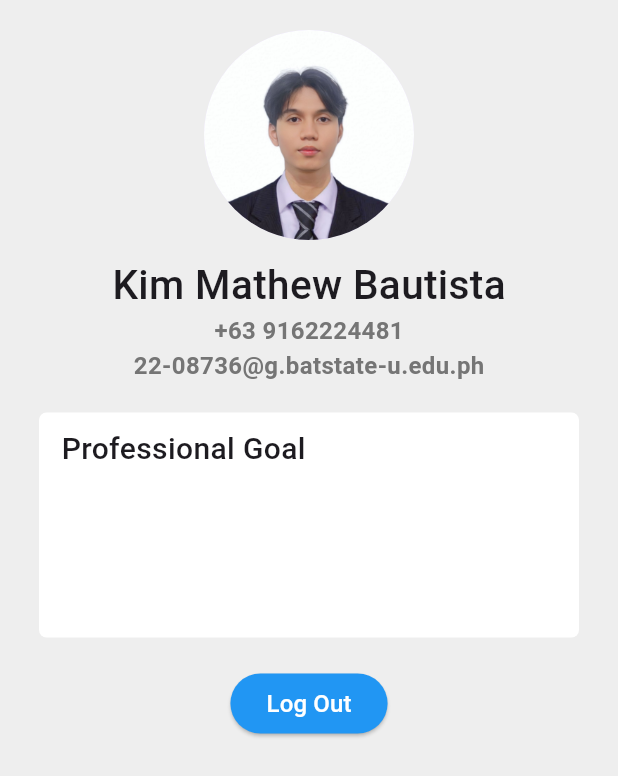
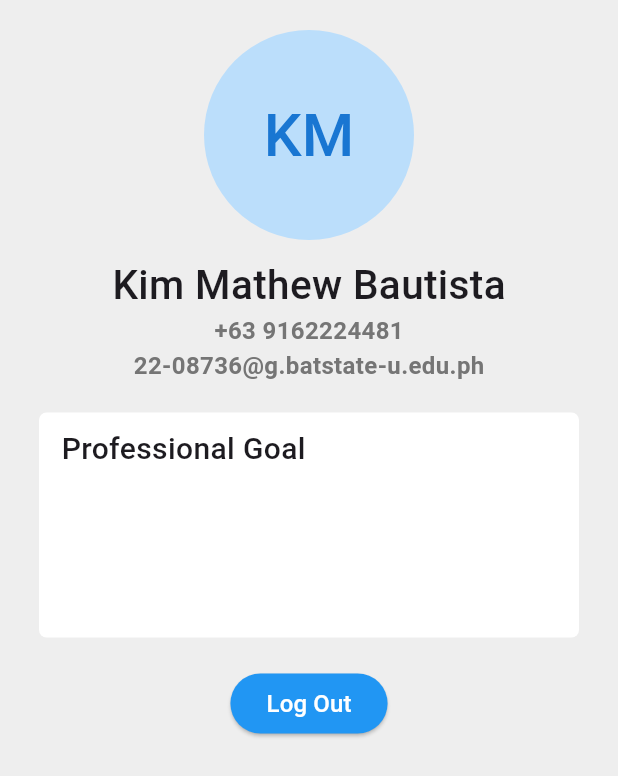
Before and after one commit to KimMathew/flutter_activity2, a Flutter app: the ImmutableWidget screen opened directly, on a phone screen of 412 x 824 dp. Shown: the top 776 px of the screen. Run offline on Flutter 3.47's test engine with Material 3 defaults, Android fonts, the phone set to English and light mode, and no system bars.

Commit message:
fixed variables

```diff
--- a/lib/immutable_widget.dart
+++ b/lib/immutable_widget.dart
@@ -15,21 +15,33 @@ class ImmutableWidget extends StatelessWidget {
               SizedBox(height: 20), //Create vertical space between two widgets
               CircleAvatar(
                 radius: 70,
-                backgroundImage: AssetImage('assets/profile.jpg'),
+                backgroundColor: Colors.blue.shade100,
+                child: Text(
+                  'KM',
+                  style: TextStyle(fontSize: 40, color: Colors.blue.shade700),
+                  ),
               ),
               SizedBox(height: 10),
+
+              // name
               Text(
                 'Kim Mathew Bautista',
                 style: TextStyle(fontSize: 27, fontWeight: FontWeight.w500),
               ),
+
+              // contact number
               Text(
                 '+63 9162224481',
                 style: TextStyle(fontSize: 16, fontWeight: FontWeight.w600, color: Colors.grey.shade600),
               ),
+
+              // email
               Text(
                 '22-08736@g.batstate-u.edu.ph',
                 style: TextStyle(fontSize: 16, fontWeight: FontWeight.w600, color: Colors.grey.shade600),
               ),
+
+              // container for professional goal
               Container(
                 margin: EdgeInsets.all(20),
                 padding: EdgeInsets.symmetric(horizontal: 15, vertical: 10),
--- a/lib/login_page.dart
+++ b/lib/login_page.dart
@@ -8,7 +8,7 @@ class LoginPage extends StatefulWidget {
 
 class _LoginPageState extends State<LoginPage> {
   final _formKey = GlobalKey<FormState>(); // Define the form key
-  String email = '';
+  String username = '';
   String password = '';
 
   @override
@@ -61,7 +61,7 @@ class _LoginPageState extends State<LoginPage> {
                       },
                       onChanged: (val) {
                         setState(() {
-                          email = val;
+                          username = val;
                         });
                       },
                     ),
@@ -99,7 +99,7 @@ class _LoginPageState extends State<LoginPage> {
                       ),
                       onPressed: () {
                         if (_formKey.currentState!.validate()) {
-                          if (email == 'KimMathew' && password == 'kimmathew123') {
+                          if (username == 'KimMathew' && password == 'kimmathew123') {
                             Navigator.pushReplacement(
                               context,
                               MaterialPageRoute(builder: (context) => BasicScreen()),
```
